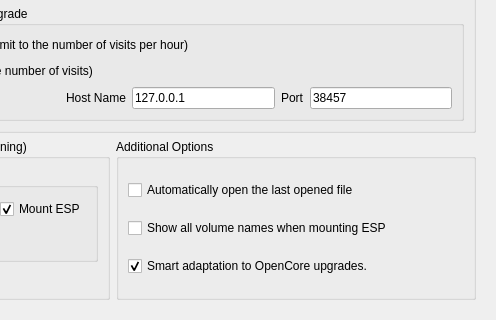
The window that src/dlgpreference.ui (ic005k/OCAuxiliaryTools) describes before a commit, drawn with Qt 5; both pictures show x 271 to 767 and y 207 to 527 of the 767 by 527 pixel window.
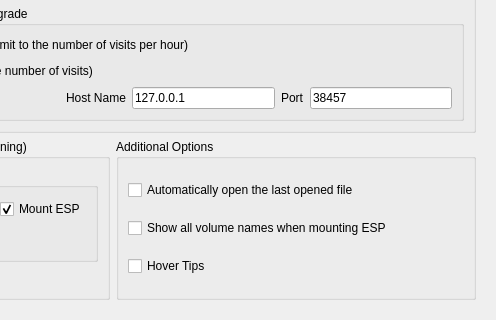
The same window after the commit.

```diff
--- a/src/dlgpreference.ui
+++ b/src/dlgpreference.ui
@@ -305,10 +305,10 @@
           <item row="2" column="0">
            <widget class="QCheckBox" name="chkSmartKey">
             <property name="text">
-             <string>Smart adaptation to OpenCore upgrades.</string>
+             <string>Hover Tips</string>
             </property>
             <property name="checked">
-             <bool>true</bool>
+             <bool>false</bool>
             </property>
            </widget>
           </item>
```
Left out of the diff: 2 changed lines with no effect on the pictures.
